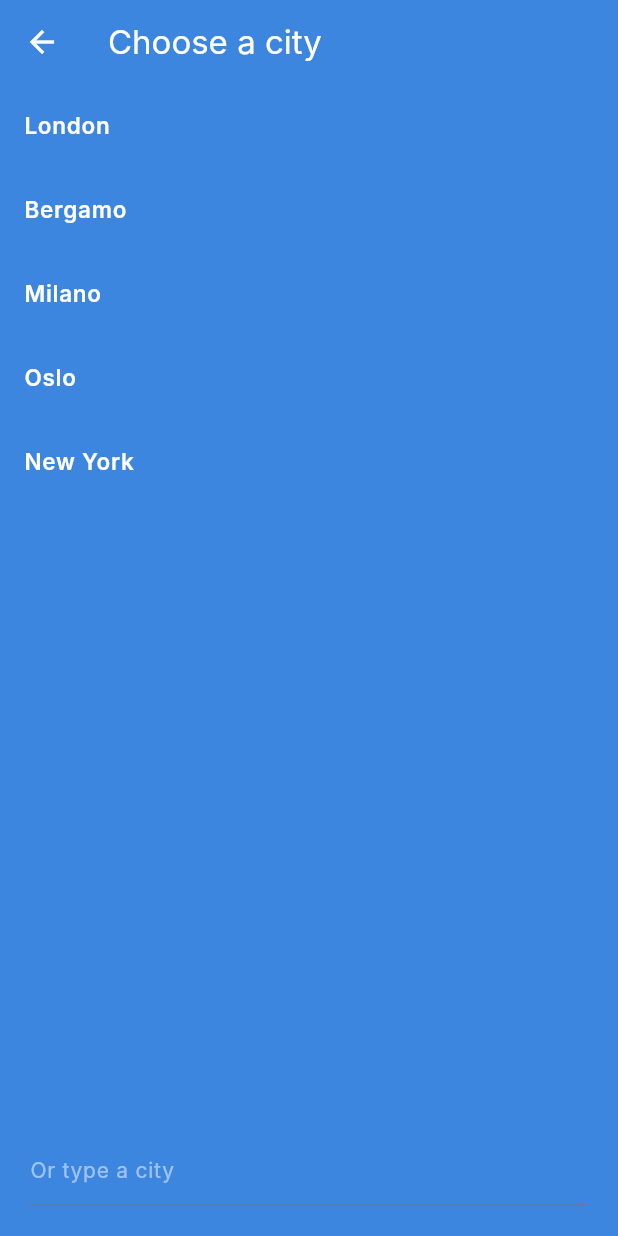
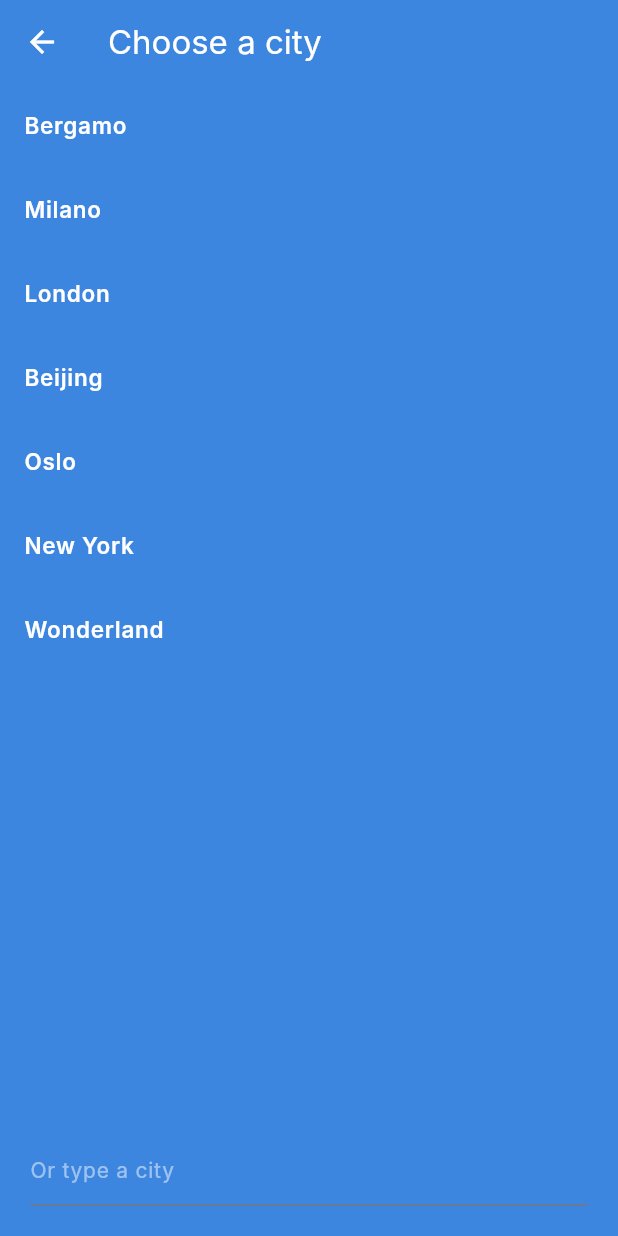
Before and after one commit to simo-corbo/dima26_weatherapp, a Flutter app: the CityPickerScreen screen opened directly, on a phone screen of 412 x 824 dp. Run offline on Flutter 3.47's test engine with Material 3 defaults, Android fonts, the phone set to English and light mode, and no system bars; Roboto replaces fonts that are missing (Inter).

Commit message:
sync comments

```diff
--- a/lib/mainlab2.dart
+++ b/lib/mainlab2.dart
@@ -27,18 +27,32 @@ class WeatherApp extends StatelessWidget{
   }
 }
 
+// here we introduce the stateful widget, because the HomeScreen has a state: the city and the saved cities.
 class HomeScreen extends StatefulWidget{
   const HomeScreen({super.key});
 
+
+  // the stateful widget is split in two classes: the widget itself, and the state. The state is where the mutable data is stored.
+  // the only mandatory method of the stateful widget is createState(), which returns the state object.
   @override
   State<HomeScreen> createState() => _HomeScreenState();
+
+
+  // build was here
 }
 
+// this is the state of the HomeScreen. It is a private class (the underscore at the beginning of the name makes it private).
+// it is a subclass of State<HomeScreen>, which means it is the state of the HomeScreen widget.
 class _HomeScreenState extends State<HomeScreen>{
+
+  // here we consider the tab index of the bottom bar
   int _tab = 0;                         // 0 = Home, 1 = Saved
+
+  // default city is London
   String _city = 'London';              // the city shown on Home
   final Set<String> _savedCities = {};  // the cities with the heart
 
+  // toggles the heart of a city: if it was saved, it is removed; if it was not saved, it is added.
   void _toggleSaved(String city) {
     setState(() {
       if (!_savedCities.add(city)) {
@@ -52,6 +66,7 @@ class _HomeScreenState extends State<HomeScreen>{
   // It gives back the chosen city, or null if the user just went back.
   Future<void> _pickCity() async {
     final city = await Navigator.of(context).push<String>(
+      // when we create a new screen we use MaterialPageRoute
       MaterialPageRoute(builder: (context) => const CityPickerScreen()),
     );
     if (city == null || city.isEmpty) return; // back without choosing, or empty text
@@ -61,12 +76,15 @@ class _HomeScreenState extends State<HomeScreen>{
   // Opens the detail screen of a city: the data goes in the constructor.
   void _openCity(String city) {
     Navigator.of(context).push(
+      // when we create a new CityDetailScreen we pass the city in the constructor
+      // CityDetailScreen is a stateless widget (it doesn't have a state, it just shows the data passed in the constructor)
       MaterialPageRoute(builder: (context) => CityDetailScreen(city: city)),
     );
   }
 
   @override
   Widget build(BuildContext context){
+    // same as before
     return Scaffold(
       body: Container(
         width: double.infinity,
@@ -86,8 +104,24 @@ class _HomeScreenState extends State<HomeScreen>{
                   ],
                 ),
                 SizedBox(height: 12),
+                // the search field is a custom widget, which is a GestureDetector that calls _pickCity() when tapped
+                // notice that we pass the function itself, not the result of calling it (no parentheses)
+
+                // so writing SearchField(onTap: _pickCity()) would be WRONG!!!!!
                 SearchField(onTap: _pickCity),
+                // now we use Expanded for the main content.
+                // it means that the content will take all the remaining space
                 Expanded(
+
+                  // here we use the ternary operator to choose what to show based on the tab index
+                  // condition ? case_true : case_false
+                  // it is equivalent to:
+                  // if (_tab == 0) {
+                  //   return Center(child: WeatherCard(...));
+                  // } else {
+                  //   return ListView(...);
+                  // }
+
                   child: _tab == 0
                       // Home tab: the weather card, in the middle
                       ? Center(
@@ -113,8 +147,21 @@ class _HomeScreenState extends State<HomeScreen>{
                           ],
                         ),
                 ),
+                // bottom tab bar now has a onTap function
+                // this syntax means that the argument that is passed onto the function (index) is used then to set the state, in particular by
+                // setting _tab to index
                 BottomTabBar(
                   activeIndex: _tab,
+
+
+                  // this is a shorthand for:
+                  // onTap: (index) {
+                  //   setState(() {
+                  //     _tab = index;
+                  //   });
+                  // }
+                  // it waits for the value returned by the function onTap(index)
+                  // (index) is the argument passed to the function, which is the index of the tab that was tapped
                   onTap: (index) => setState(() => _tab = index),
                 )
               ],)
@@ -125,6 +172,7 @@ class _HomeScreenState extends State<HomeScreen>{
   }
 }
 
+// unchanged
 class GlassCard extends StatelessWidget {
   final double radius;
   final Color? fill;
@@ -160,7 +208,7 @@ class GlassCard extends StatelessWidget {
     );
   }
 }
-
+// unchanged
 class InfoChip extends StatelessWidget{
   final IconData icon;
   final String value;
@@ -187,6 +235,7 @@ class InfoChip extends StatelessWidget{
   }
 }
 
+// unchanged
 class WeatherIcon extends StatelessWidget{
   final double size;
   final String condition;
@@ -228,7 +277,15 @@ class WeatherCard extends StatelessWidget{
   final int humidity;
   final int windKmh;
   final bool saved;
-  final VoidCallback? onToggleSave; // called when the heart is tapped
+
+  // added now: this is the function called when the heart icon is tapped, and handles the saving of the city
+  // the ? tells us that it can be null
+  // when we declare it in the home page we pass it with _toggleSaved, which in turn changes the state of the homepage and therefore it updates the screen
+  // adding the saved cities to the set of saved cities
+  // when the widget is built, it checks if the city is in the set of saved cities and shows the heart accordingly
+
+  final VoidCallback? onToggleSave;
+  // void function()
 
   const WeatherCard({super.key, required this.city, required this.condition, required this.temp, required this.description, required this.humidity, required this.windKmh, required this.saved, this.onToggleSave});
 
@@ -242,10 +299,18 @@ class WeatherCard extends StatelessWidget{
           children: [
             Text(city, style: AppText.cityName),
             const SizedBox(width: 8),
+            // the GestureDetector is a widget that detects gestures, in this case a tap
             GestureDetector(
+              // onToggleSave is the parameter passed in the constructor, which is a function that handles the saving of the city
+              // when we instantiate the WeatherCard in the HomeScreen, we pass _toggleSaved
+              //
               onTap: onToggleSave,
               child: Icon(
+                // saved is a boolean, passed in the constructor and it is COMPUTED
+                // saved is true if the city is in the set of saved cities, false otherwise
+                // saved: _savedCities.contains(_city),
                 saved ? Icons.favorite : Icons.favorite_border,
+                // if(saved == true) then Icons.favorite else Icons.favorite_border
                 size: 18,
                 color: saved ? AppColors.sun : Colors.white.withValues(alpha: 0.80),
               ),
@@ -280,7 +345,13 @@ class SearchField extends StatelessWidget {
 
   @override
   Widget build(BuildContext context) {
+    // the GestureDetector is a widget that detects gestures, in this case a tap
     return GestureDetector(
+      // onTap is the parameter passed in the constructor, which is a function that handles the tap
+      // when we instantiate the SearchField in the HomeScreen, we pass _pickCity
+      // onTap: _pickCity
+      // notice that we pass the function itself, not the result of calling it (no parentheses)
+      // pickCity is a function that opens the CityPickerScreen and waits for the result, which is the city chosen by the user
       onTap: onTap,
       child: GlassCard(
         radius: 14,
@@ -311,6 +382,10 @@ class _TabItem extends StatelessWidget {
   @override
   Widget build(BuildContext context) {
     return GestureDetector(
+      // onTap is the parameter passed in the constructor, which is a function that handles the tap
+      // when we instantiate the _TabItem in the BottomTabBar, we pass a function that sets the state of the HomeScreen to the index of the tab
+      // in this case the function is () => onTap(0) for the first tab, and () => onTap(1) for the second tab
+      // the value in the parentheses is the value that is returned to the awaiting function in the HomeScreen
       onTap: onTap,
       child: Opacity(
       opacity: active ? 1.0 : 0.55, // active = full, inactive = 55%
@@ -331,6 +406,7 @@ class _TabItem extends StatelessWidget {
 class BottomTabBar extends StatelessWidget {
   final int activeIndex; // which tab is active (from 0 to numOfTabs-1)
   final ValueChanged<int> onTap; // called with the index of the tapped tab
+  // equivalent to: final void Function(int) onTap;
   const BottomTabBar({super.key, this.activeIndex = 0, required this.onTap});
 
   @override
@@ -340,6 +416,9 @@ class BottomTabBar extends StatelessWidget {
       children: [
         _TabItem(
             icon: Icons.home_rounded, label: 'Home', active: activeIndex == 0,
+
+            // onTap changes the state of the HomeScreen to the index of the tab, which is 0 for the first tab
+            // onTap(0) returns the value 0 to the awaiting function in the HomeScreen, which sets the state of the HomeScreen to 0
             onTap: () => onTap(0)),
         const SizedBox(width: 48),
         _TabItem(
@@ -350,6 +429,7 @@ class BottomTabBar extends StatelessWidget {
   }
 }
 
+// unchanged
 /// A reusable 34×34 glass square for the top-bar icon buttons (in the home this is the settings button)
 class GlassIconButton extends StatelessWidget {
   final IconData icon;
@@ -371,7 +451,7 @@ class GlassIconButton extends StatelessWidget {
 }
 
 /// The cities the picker offers.
-const cities = ['London', 'Bergamo', 'Milano', 'Oslo', 'New York'];
+const cities = ['Bergamo', 'Milano', 'London', 'Beijing', 'Oslo', 'New York', 'Wonderland'];
 
 /// A pushed screen: shows the cities and gives back the one you tap,
 /// or the one you type in the text box at the bottom.
@@ -395,6 +475,7 @@ class CityPickerScreen extends StatelessWidget {
             Expanded(
               child: ListView(
                 children: [
+                  // a list of all the predefined cities
                   for (final city in cities)
                     ListTile(
                       title: Text(city, style: AppText.cityName),
```
Lines whose indentation alone changed are shown as unchanged.
